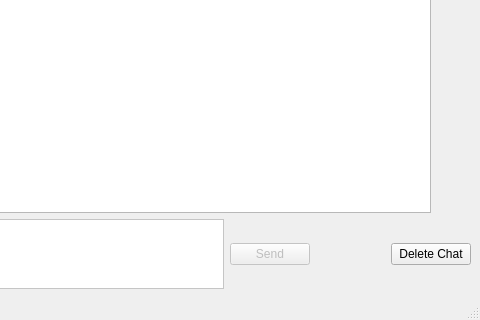
This is client/mainwindow.ui in michal-kowal/bsd-socket-chat-app as Qt 5 draws it before an edit; both pictures show x 320 to 800 and y 202 to 522 of the 800 by 522 pixel window. The edited form follows.
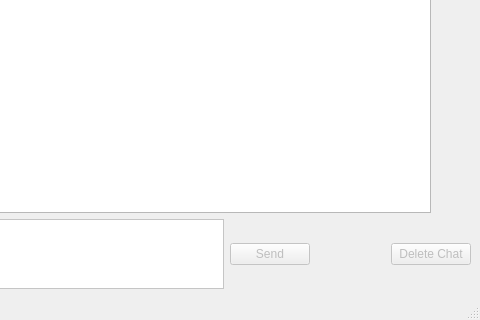
This is the edited form.

```diff
--- a/client/mainwindow.ui
+++ b/client/mainwindow.ui
@@ -881,6 +881,9 @@
       </item>
       <item>
        <widget class="QPushButton" name="closeChatButton">
+        <property name="enabled">
+         <bool>false</bool>
+        </property>
         <property name="text">
          <string>Delete Chat</string>
         </property>
```
Left out of the diff: 3 changed lines with no effect on the pictures.
